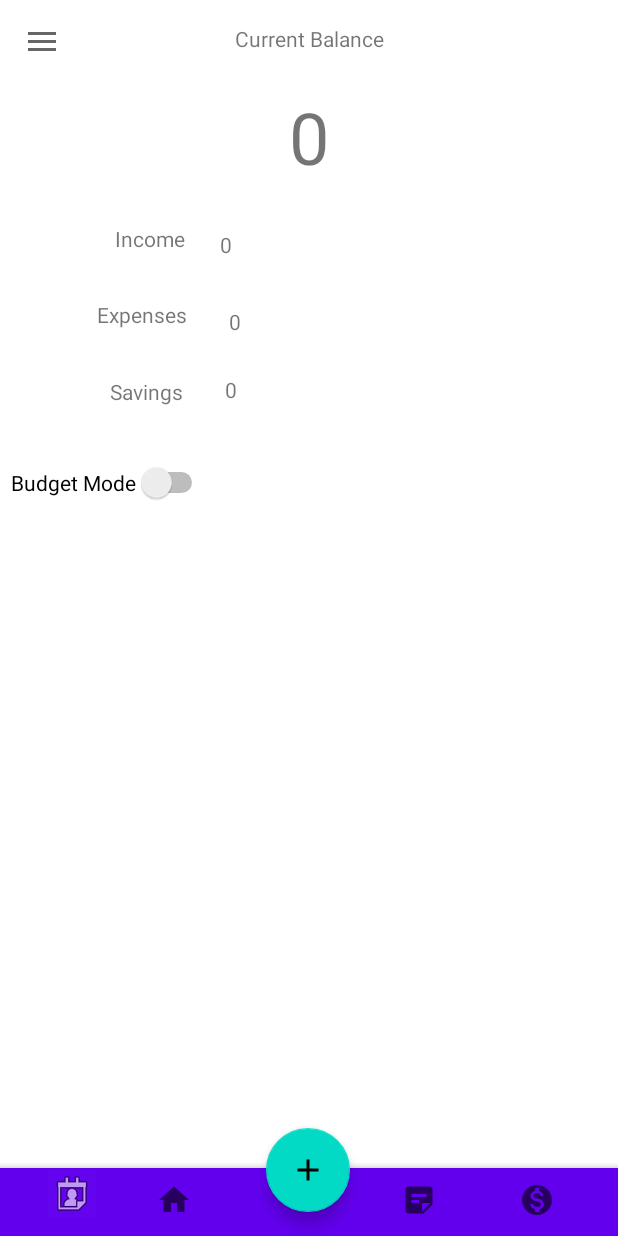
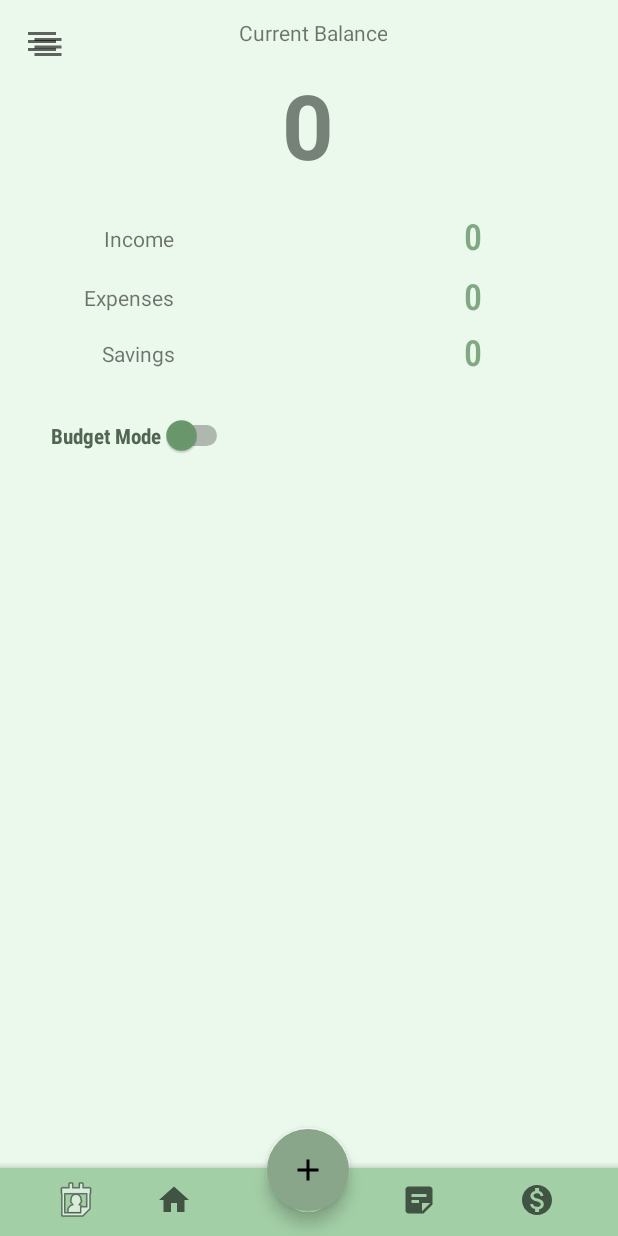
Before and after one commit to norrisasd/MyPocket, an Android app: the Home screen opened directly, with no data from a screen before it, on a phone screen of 412 x 824 dp. Run offline under Robolectric (Android 15) with nearby library versions, the light colour scheme and no system bars; Roboto replaces fonts that are not available here.

Commit message:
fix home

```diff
--- a/app/src/main/res/layout/activity_home.xml
+++ b/app/src/main/res/layout/activity_home.xml
@@ -3,20 +3,21 @@
 <androidx.drawerlayout.widget.DrawerLayout xmlns:android="http://schemas.android.com/apk/res/android"
     xmlns:app="http://schemas.android.com/apk/res-auto"
     xmlns:tools="http://schemas.android.com/tools"
+    android:id="@+id/drawerlayout"
+    android:layout_width="match_parent"
     android:layout_height="match_parent"
-    android:layout_width="match_parent"
+    android:background="#009C3333"
+    android:fitsSystemWindows="true"
     tools:context=".Home"
-    android:id="@+id/drawerlayout"
-    android:fitsSystemWindows="true"
     tools:openDrawer="start">
 
     <com.google.android.material.navigation.NavigationView
+        android:id="@+id/navigationview"
         android:layout_width="wrap_content"
         android:layout_height="match_parent"
-        android:id="@+id/navigationview"
+        android:layout_gravity="start"
         app:headerLayout="@layout/header"
-        app:menu="@menu/sidemenu"
-        android:layout_gravity="start">
+        app:menu="@menu/sidemenu">
 
     </com.google.android.material.navigation.NavigationView>
 
@@ -24,7 +25,7 @@
     <androidx.constraintlayout.widget.ConstraintLayout
         android:layout_width="match_parent"
         android:layout_height="match_parent"
-        android:background="#FFFFFF"
+        android:background="#EBF8EC"
         android:clickable="true">
 
         <androidx.appcompat.widget.Toolbar
@@ -35,55 +36,56 @@
 
         <TextView
             android:id="@+id/textView7"
-            android:layout_width="wrap_content"
-            android:layout_height="wrap_content"
-            android:layout_marginStart="76dp"
-            android:layout_marginTop="23dp"
+            android:layout_width="79dp"
+            android:layout_height="22dp"
             android:text="Income"
-            app:layout_constraintBottom_toTopOf="@+id/textView4"
-            app:layout_constraintEnd_toStartOf="@+id/income"
-            app:layout_constraintHorizontal_bias="0.041"
+            android:textAlignment="textEnd"
+            app:layout_constraintBottom_toBottomOf="parent"
+            app:layout_constraintEnd_toEndOf="parent"
+            app:layout_constraintHorizontal_bias="0.111"
             app:layout_constraintStart_toStartOf="parent"
-            app:layout_constraintTop_toBottomOf="@+id/bal" />
+            app:layout_constraintTop_toTopOf="parent"
+            app:layout_constraintVertical_bias="0.186" />
 
         <TextView
             android:id="@+id/textView6"
-            android:layout_width="wrap_content"
-            android:layout_height="wrap_content"
-            android:layout_marginStart="76dp"
-            android:layout_marginTop="32dp"
-            android:layout_marginEnd="28dp"
+            android:layout_width="79dp"
+            android:layout_height="22dp"
             android:text="Savings"
-            app:layout_constraintEnd_toStartOf="@+id/saving"
+            android:textAlignment="textEnd"
+            app:layout_constraintBottom_toBottomOf="parent"
+            app:layout_constraintEnd_toEndOf="parent"
+            app:layout_constraintHorizontal_bias="0.111"
             app:layout_constraintStart_toStartOf="parent"
-            app:layout_constraintTop_toBottomOf="@+id/textView4" />
+            app:layout_constraintTop_toTopOf="parent"
+            app:layout_constraintVertical_bias="0.282" />
 
         <TextView
             android:id="@+id/textView5"
-            android:layout_width="wrap_content"
-            android:layout_height="wrap_content"
-            android:layout_marginTop="16dp"
-            android:layout_marginEnd="156dp"
-            android:layout_marginBottom="21dp"
+            android:layout_width="103dp"
+            android:layout_height="27dp"
+            android:fontFamily="sans-serif"
             android:gravity="center_horizontal|center_vertical"
             android:text="Current Balance"
+            android:textAlignment="textEnd"
             app:layout_constraintBottom_toTopOf="@+id/bal"
             app:layout_constraintEnd_toEndOf="parent"
+            app:layout_constraintStart_toStartOf="parent"
             app:layout_constraintTop_toTopOf="parent" />
 
-        <TextView
-            android:id="@+id/textView4"
-            android:layout_width="60dp"
-            android:layout_height="19dp"
-            android:layout_marginStart="76dp"
-            android:layout_marginTop="31dp"
-            android:layout_marginEnd="28dp"
-            android:layout_marginBottom="20dp"
-            android:text="Expenses"
-            app:layout_constraintBottom_toTopOf="@+id/textView6"
-            app:layout_constraintEnd_toStartOf="@+id/expense"
+        <ImageButton
+            android:id="@+id/menu_button"
+            android:layout_width="64dp"
+            android:layout_height="62dp"
+            android:layout_marginBottom="86dp"
+            android:background="#00FFFFFF"
+            app:layout_constraintBottom_toTopOf="@+id/textView7"
+            app:layout_constraintEnd_toStartOf="@+id/textView5"
+            app:layout_constraintHorizontal_bias="0.0"
             app:layout_constraintStart_toStartOf="parent"
-            app:layout_constraintTop_toBottomOf="@+id/textView7" />
+            app:layout_constraintTop_toTopOf="parent"
+            app:layout_constraintVertical_bias="0.0"
+            app:srcCompat="@drawable/ic_baseline_menu_24" />
 
         <com.google.android.material.floatingactionbutton.FloatingActionButton
             android:id="@+id/add"
@@ -92,6 +94,8 @@
             android:layout_marginStart="60dp"
             android:layout_marginTop="10dp"
             android:layout_marginBottom="16dp"
+            android:backgroundTint="#89A68B"
+            app:backgroundTint="#00FFFFFF"
             app:layout_constraintBottom_toBottomOf="parent"
             app:layout_constraintEnd_toEndOf="parent"
             app:layout_constraintHorizontal_bias="0.396"
@@ -102,38 +106,64 @@
 
         <TextView
             android:id="@+id/bal"
-            android:layout_width="231dp"
-            android:layout_height="69dp"
-            android:layout_marginBottom="27dp"
+            android:layout_width="242dp"
+            android:layout_height="70dp"
             android:gravity="center|center_vertical"
             android:textAlignment="center"
-            android:textSize="48sp"
-            app:layout_constraintBottom_toTopOf="@+id/income"
+            android:textColor="#768177"
+            android:textSize="60sp"
+            android:textStyle="bold"
+            app:layout_constraintBottom_toTopOf="@+id/add"
             app:layout_constraintEnd_toEndOf="parent"
+            app:layout_constraintHorizontal_bias="0.497"
             app:layout_constraintStart_toStartOf="parent"
-            app:layout_constraintTop_toBottomOf="@+id/textView5" />
+            app:layout_constraintTop_toTopOf="parent"
+            app:layout_constraintVertical_bias="0.063" />
 
         <TextView
             android:id="@+id/expense"
-            android:layout_width="193dp"
-            android:layout_height="25dp"
-            android:layout_marginEnd="78dp"
-            android:layout_marginBottom="22dp"
-            app:layout_constraintBottom_toTopOf="@+id/saving"
+            android:layout_width="153dp"
+            android:layout_height="28dp"
+            android:fontFamily="sans-serif-condensed-light"
+            android:textAlignment="viewEnd"
+            android:textColor="#80A882"
+            android:textSize="24sp"
+            android:textStyle="bold"
+            app:layout_constraintBottom_toBottomOf="@+id/add"
             app:layout_constraintEnd_toEndOf="parent"
+            app:layout_constraintHorizontal_bias="0.366"
             app:layout_constraintStart_toEndOf="@+id/textView4"
-            app:layout_constraintTop_toBottomOf="@+id/income" />
+            app:layout_constraintTop_toTopOf="parent"
+            app:layout_constraintVertical_bias="0.232" />
+
+        <TextView
+            android:id="@+id/textView4"
+            android:layout_width="79dp"
+            android:layout_height="22dp"
+            android:text="Expenses"
+            android:textAlignment="textEnd"
+            app:layout_constraintBottom_toBottomOf="parent"
+            app:layout_constraintEnd_toEndOf="parent"
+            app:layout_constraintHorizontal_bias="0.111"
+            app:layout_constraintStart_toStartOf="parent"
+            app:layout_constraintTop_toTopOf="parent"
+            app:layout_constraintVertical_bias="0.235" />
 
         <TextView
             android:id="@+id/saving"
-            android:layout_width="193dp"
-            android:layout_height="25dp"
-            android:layout_marginTop="20dp"
-            android:layout_marginEnd="71dp"
+            android:layout_width="153dp"
+            android:layout_height="28dp"
+            android:fontFamily="sans-serif-condensed-light"
+            android:textAlignment="viewEnd"
+            android:textColor="#80A882"
+            android:textSize="24sp"
+            android:textStyle="bold"
+            app:layout_constraintBottom_toBottomOf="@+id/bottomAppBar2"
             app:layout_constraintEnd_toEndOf="parent"
-            app:layout_constraintHorizontal_bias="0.0"
+            app:layout_constraintHorizontal_bias="0.366"
             app:layout_constraintStart_toEndOf="@+id/textView6"
-            app:layout_constraintTop_toBottomOf="@+id/expense" />
+            app:layout_constraintTop_toTopOf="parent"
+            app:layout_constraintVertical_bias="0.274" />
 
         <com.google.android.material.bottomappbar.BottomAppBar
             android:id="@+id/bottomAppBar2"
@@ -141,6 +171,7 @@
             android:layout_width="413dp"
             android:layout_height="45dp"
             android:layout_gravity="bottom"
+            android:backgroundTint="#A3CFA6"
             app:layout_constraintBottom_toBottomOf="parent"
             app:layout_constraintEnd_toEndOf="parent"
             app:layout_constraintHorizontal_bias="0.0"
@@ -176,14 +207,15 @@
 
         <ImageButton
             android:id="@+id/billings_button"
-            android:layout_width="wrap_content"
-            android:layout_height="wrap_content"
-            android:layout_marginBottom="12dp"
+            android:layout_width="27dp"
+            android:layout_height="22dp"
             android:background="#03FFFFFF"
             app:layout_constraintBottom_toBottomOf="parent"
-            app:layout_constraintEnd_toStartOf="@+id/add"
-            app:layout_constraintHorizontal_bias="0.22"
-            app:layout_constraintStart_toStartOf="parent"
+            app:layout_constraintEnd_toEndOf="@+id/bottomAppBar2"
+            app:layout_constraintHorizontal_bias="0.095"
+            app:layout_constraintStart_toStartOf="@+id/bottomAppBar2"
+            app:layout_constraintTop_toBottomOf="@+id/menu_button"
+            app:layout_constraintVertical_bias="0.982"
             app:srcCompat="@android:drawable/ic_menu_my_calendar" />
 
         <ImageButton
@@ -192,6 +224,7 @@
             android:layout_height="wrap_content"
             android:layout_marginBottom="12dp"
             android:background="#00FFFFFF"
+            android:backgroundTint="#FFFFFF"
             app:layout_constraintBottom_toBottomOf="parent"
             app:layout_constraintEnd_toEndOf="parent"
             app:layout_constraintHorizontal_bias="0.22"
@@ -200,34 +233,40 @@
 
         <TextView
             android:id="@+id/income"
-            android:layout_width="193dp"
-            android:layout_height="24dp"
-            android:layout_marginStart="23dp"
-            android:layout_marginEnd="71dp"
-            android:layout_marginBottom="27dp"
-            app:layout_constraintBottom_toTopOf="@+id/expense"
+            android:layout_width="153dp"
+            android:layout_height="28dp"
+            android:fontFamily="sans-serif-condensed-light"
+            android:textAlignment="viewEnd"
+            android:textColor="#80A882"
+            android:textSize="24sp"
+            android:textStyle="bold"
+            app:layout_constraintBottom_toBottomOf="parent"
             app:layout_constraintEnd_toEndOf="parent"
+            app:layout_constraintHorizontal_bias="0.366"
             app:layout_constraintStart_toEndOf="@+id/textView7"
-            app:layout_constraintTop_toBottomOf="@+id/bal" />
+            app:layout_constraintTop_toTopOf="parent"
+            app:layout_constraintVertical_bias="0.177" />
 
         <Switch
             android:id="@+id/budget_button"
             android:layout_width="wrap_content"
             android:layout_height="wrap_content"
-            android:layout_marginTop="308dp"
-            android:layout_marginBottom="386dp"
+            android:fontFamily="sans-serif-condensed"
             android:text="Budget Mode"
-            app:layout_constraintBottom_toTopOf="@+id/billings_button"
+            android:textColor="#516552"
+            android:textStyle="bold"
+            android:thumbTint="#6B9A6D"
+            app:layout_constraintBottom_toBottomOf="@+id/bottomAppBar2"
             app:layout_constraintEnd_toEndOf="parent"
-            app:layout_constraintHorizontal_bias="0.025"
+            app:layout_constraintHorizontal_bias="0.116"
             app:layout_constraintStart_toStartOf="parent"
             app:layout_constraintTop_toTopOf="parent"
-            app:layout_constraintVertical_bias="0.0" />
+            app:layout_constraintVertical_bias="0.347" />
 
         <androidx.fragment.app.FragmentContainerView
             android:id="@+id/budget_fragment"
-            android:layout_width="404dp"
-            android:layout_height="388dp"
+            android:layout_width="416dp"
+            android:layout_height="326dp"
             app:layout_constraintBottom_toTopOf="@+id/bottomAppBar2"
             app:layout_constraintEnd_toEndOf="parent"
             app:layout_constraintStart_toStartOf="parent"
```
